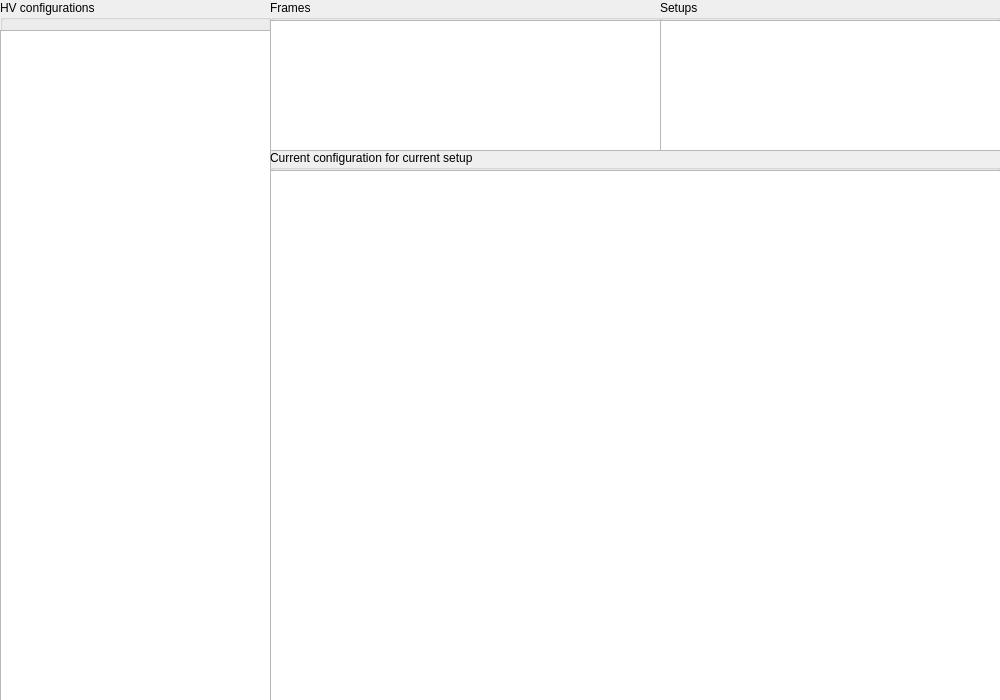
Above: mainwindow.ui from JPETTomography/JPet-HV-GUI-tool before the change. Below: the same form after it.
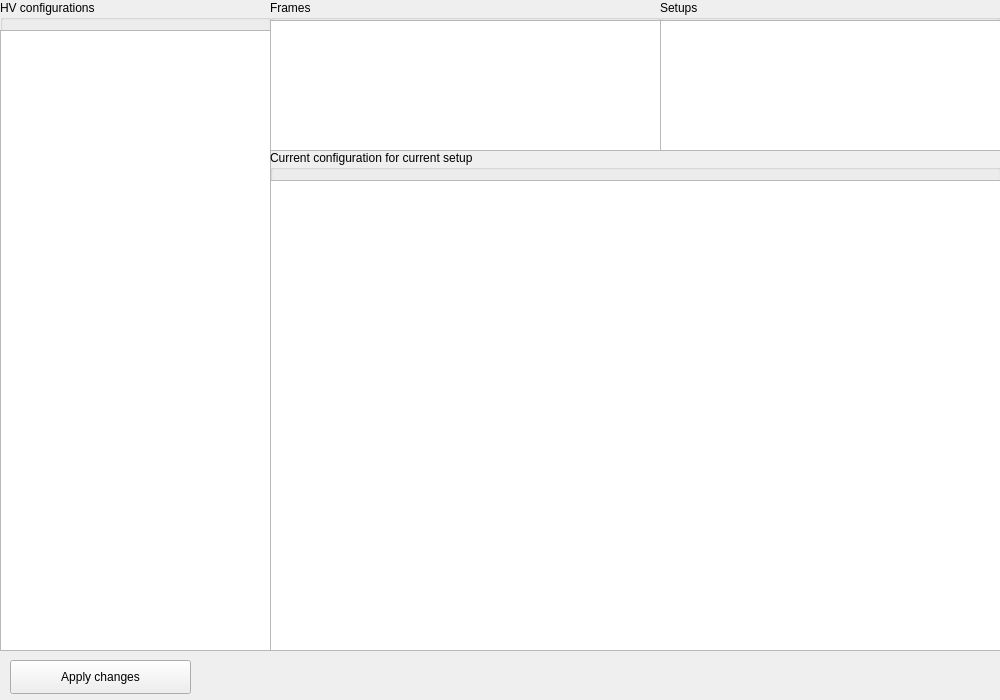
That is the form after the change.

Commit message: postgress: postponed synchronization

Diff of the .ui file:
```diff
--- a/mainwindow.ui
+++ b/mainwindow.ui
@@ -38,7 +38,7 @@
       <x>0</x>
       <y>0</y>
       <width>271</width>
-      <height>701</height>
+      <height>651</height>
      </rect>
     </property>
     <property name="title">
@@ -50,7 +50,7 @@
        <x>0</x>
        <y>30</y>
        <width>271</width>
-       <height>671</height>
+       <height>621</height>
       </rect>
      </property>
      <property name="alternatingRowColors">
@@ -116,7 +116,7 @@
       <x>270</x>
       <y>150</y>
       <width>731</width>
-      <height>551</height>
+      <height>501</height>
      </rect>
     </property>
     <property name="title">
@@ -126,9 +126,9 @@
      <property name="geometry">
       <rect>
        <x>0</x>
-       <y>20</y>
+       <y>30</y>
        <width>731</width>
-       <height>531</height>
+       <height>471</height>
       </rect>
      </property>
      <property name="alternatingRowColors">
@@ -136,6 +136,19 @@
      </property>
     </widget>
    </widget>
+   <widget class="QPushButton" name="pushButton">
+    <property name="geometry">
+     <rect>
+      <x>10</x>
+      <y>660</y>
+      <width>181</width>
+      <height>34</height>
+     </rect>
+    </property>
+    <property name="text">
+     <string>Apply changes</string>
+    </property>
+   </widget>
   </widget>
  </widget>
  <layoutdefault spacing="6" margin="11"/>
```
Left out of the diff: 2 changed lines with no effect on the pictures. The commit also changes 2 other files.
